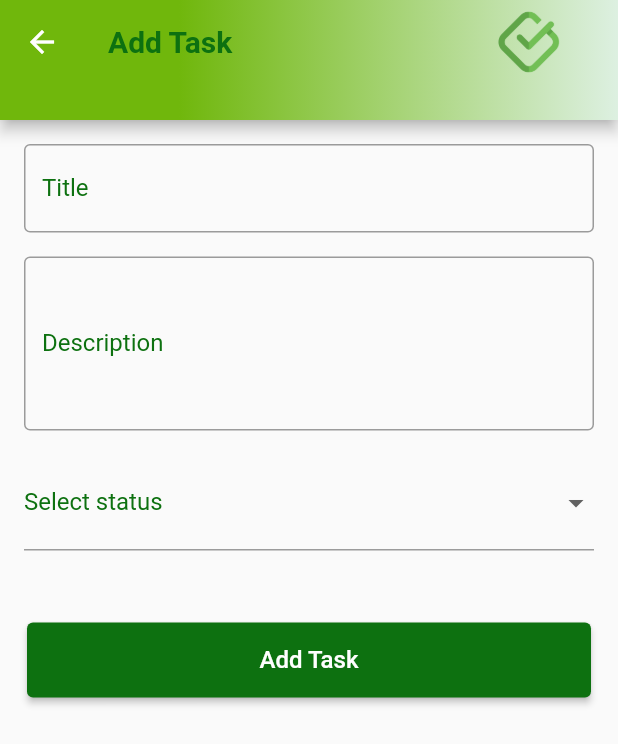
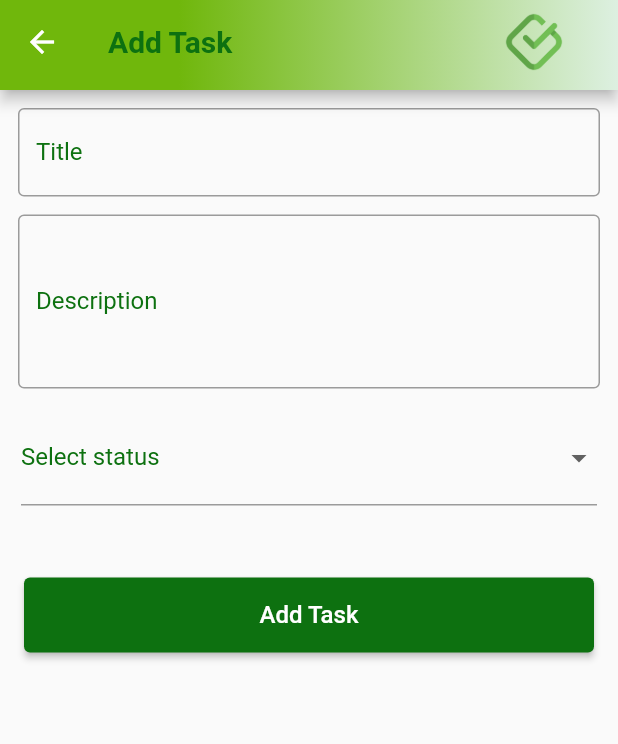
Before and after one commit to ChathraNavoda/TaskMate, a Flutter app: the AddTaskScreen screen opened by its route, on a phone screen of 412 x 824 dp. Shown: the top 744 px of the screen. Run offline on Flutter 3.47's test engine with Material 2 defaults, Android fonts, the phone set to English and light mode, and no system bars; our stand-ins replace cloud_firestore, firebase_core; accounts and stored records are empty.

Commit message:
create task

```diff
--- a/lib/constants/global_variables.dart
+++ b/lib/constants/global_variables.dart
@@ -19,7 +19,7 @@ class GlobalVariables {
   static const secondaryColor = Color.fromARGB(255, 112, 183, 12);
   static Color darkGreenColor = Color.fromARGB(255, 13, 113, 16);
   static Color lightGreenColor = Color.fromARGB(255, 105, 172, 38);
-  static Color containerGreenColor = Color.fromARGB(255, 163, 209, 140);
+  static Color containerGreenColor = Color.fromARGB(255, 233, 251, 210);
   static const backgroundColor = Color.fromARGB(255, 255, 255, 255);
   static const Color greenBackgroundCOlor = Color.fromARGB(255, 228, 248, 218);
   static var selectedNavBarColor = Color.fromARGB(255, 10, 143, 0);
--- a/lib/screens/add_tasks_screen.dart
+++ b/lib/screens/add_tasks_screen.dart
@@ -1,3 +1,4 @@
+import 'package:cloud_firestore/cloud_firestore.dart';
 import 'package:flutter/material.dart';
 import 'package:taskmate/constants/global_variables.dart';
 
@@ -11,12 +12,26 @@ class AddTaskScreen extends StatefulWidget {
 class _AddTaskScreenState extends State<AddTaskScreen> {
   final taskStatus = ['Pending', 'Complted'];
   String? selectedTask;
+  final CollectionReference task =
+      FirebaseFirestore.instance.collection('Task');
+
+  TextEditingController taskTitle = TextEditingController();
+  TextEditingController taskDescription = TextEditingController();
+
+  void addTask() {
+    final data = {
+      'title': taskTitle.text,
+      'description': taskDescription.text,
+      'status': selectedTask,
+    };
+    task.add(data);
+  }
 
   @override
   Widget build(BuildContext context) {
     return Scaffold(
       appBar: PreferredSize(
-        preferredSize: const Size.fromHeight(80),
+        preferredSize: const Size.fromHeight(60),
         child: AppBar(
           flexibleSpace: Container(
             decoration: const BoxDecoration(
@@ -37,8 +52,8 @@ class _AddTaskScreenState extends State<AddTaskScreen> {
                 alignment: Alignment.topLeft,
                 child: Image.asset(
                   'assets/images/logo.png',
-                  width: 87,
-                  height: 87,
+                  width: 80,
+                  height: 80,
                   //color: Colors.black,
                 ),
               ),
@@ -47,14 +62,15 @@ class _AddTaskScreenState extends State<AddTaskScreen> {
         ),
       ),
       body: Padding(
-        padding: const EdgeInsets.all(8.0),
+        padding: const EdgeInsets.all(6.0),
         child: Column(
           children: [
-            const Padding(
-              padding: EdgeInsets.all(8.0),
+            Padding(
+              padding: EdgeInsets.all(6.0),
               child: TextField(
+                controller: taskTitle,
                 keyboardType: TextInputType.text,
-                decoration: InputDecoration(
+                decoration: const InputDecoration(
                   border: OutlineInputBorder(),
                   label: Text(
                     'Title',
@@ -63,11 +79,12 @@ class _AddTaskScreenState extends State<AddTaskScreen> {
                 ),
               ),
             ),
-            const Padding(
-              padding: EdgeInsets.all(8.0),
+            Padding(
+              padding: const EdgeInsets.all(6.0),
               child: TextField(
+                controller: taskDescription,
                 keyboardType: TextInputType.multiline,
-                decoration: InputDecoration(
+                decoration: const InputDecoration(
                   border: OutlineInputBorder(),
                   label: Text(
                     'Description',
@@ -104,7 +121,10 @@ class _AddTaskScreenState extends State<AddTaskScreen> {
                         const Size(double.infinity, 50)),
                     backgroundColor: MaterialStateProperty.all(
                         GlobalVariables.darkGreenColor)),
-                onPressed: () {},
+                onPressed: () {
+                  addTask();
+                  Navigator.pop(context);
+                },
                 child: const Text(
                   'Add Task',
                   style: TextStyle(fontSize: 16, fontWeight: FontWeight.w500),
```
Also changed, not shown: lib/screens/home_screen.dart (+30 -11 lines).
